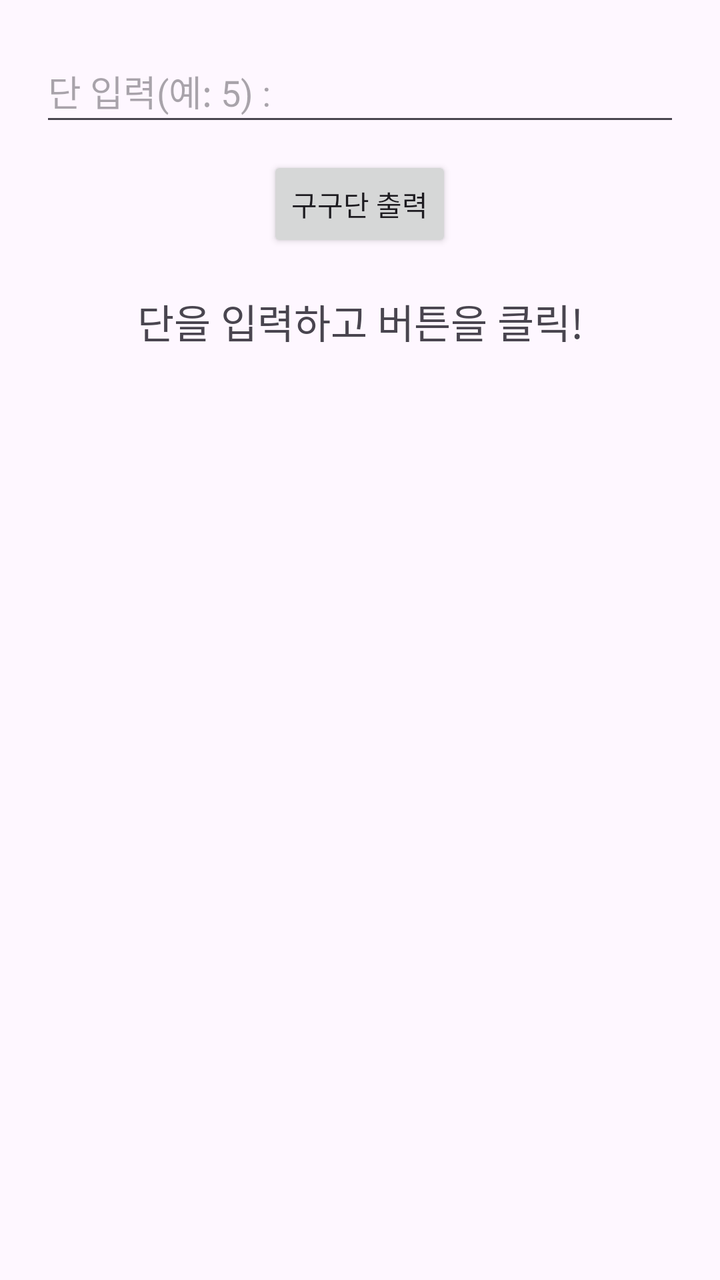
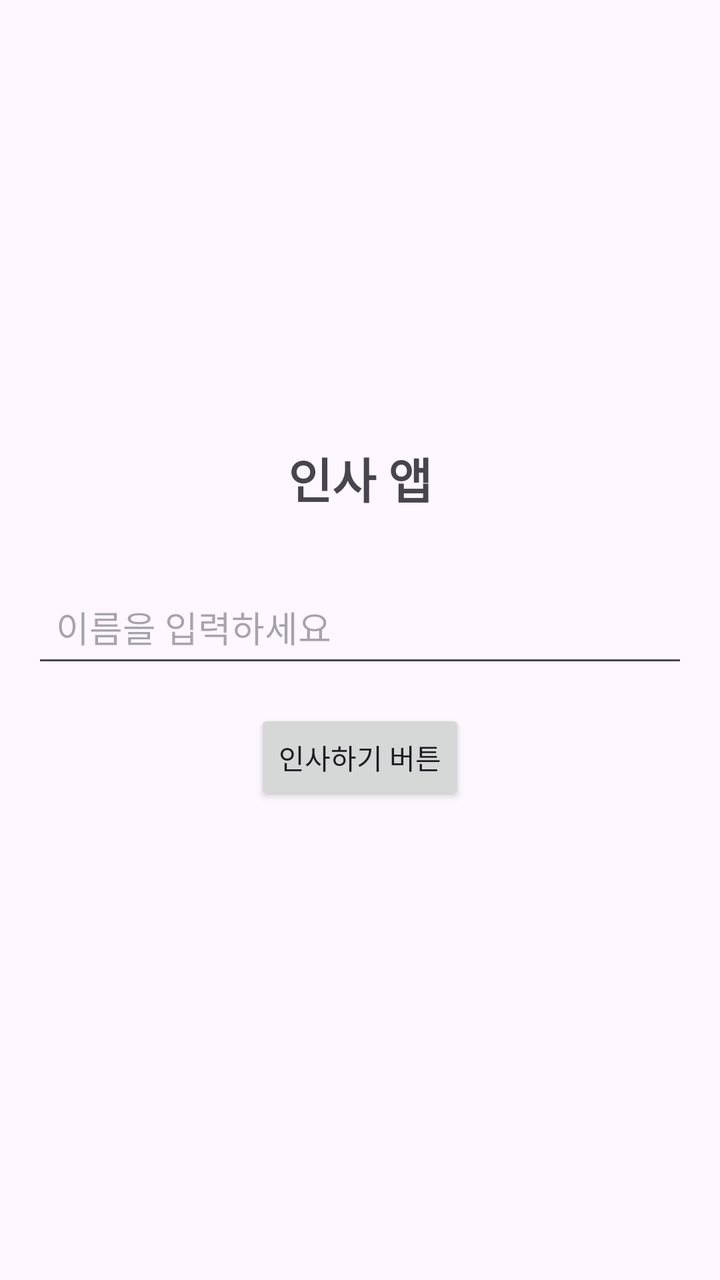

Compare the two renders of this Android layout. The source of the first and the diff that turns it into the second are given below.
<!-- AndroidManifest.xml: application theme Theme.AppWeek05 -->
<!-- res/layout/activity_main.xml -->
<?xml version="1.0" encoding="utf-8"?>
<LinearLayout xmlns:android="http://schemas.android.com/apk/res/android"
    android:orientation="vertical"
    android:layout_width="match_parent"
    android:layout_height="match_parent"
    android:padding="20dp"
    android:gravity="center_horizontal">

    <EditText
        android:id="@+id/etDan"
        android:layout_width="match_parent"
        android:layout_height="wrap_content"
        android:hint="단 입력(예: 5) : "
        android:inputType="number"
        android:minHeight="48dp" />

    <Button
        android:id="@+id/btnCalculate"
        android:layout_width="wrap_content"
        android:layout_height="wrap_content"
        android:layout_marginTop="10dp"
        android:text="구구단 출력" />

    <TextView
        android:id="@+id/tvResult"
        android:layout_width="match_parent"
        android:layout_height="wrap_content"
        android:text="단을 입력하고 버튼을 클릭!"
        android:gravity="center"
        android:textSize="20sp"
        android:layout_marginTop="20dp"
        android:lineSpacingMultiplier="1.2" />

</LinearLayout>
<!-- resources referenced by this layout -->
<resources>
  <style name="Theme.AppWeek05" parent="Base.Theme.AppWeek05" />
  <style name="Base.Theme.AppWeek05" parent="Theme.Material3.DayNight.NoActionBar">
          
          
      </style>
</resources>

<!-- the commit's change to res/layout/activity_main.xml (unified diff, before → after) -->
@@ -1,34 +1,42 @@
 <?xml version="1.0" encoding="utf-8"?>
 <LinearLayout xmlns:android="http://schemas.android.com/apk/res/android"
-    android:orientation="vertical"
     android:layout_width="match_parent"
     android:layout_height="match_parent"
-    android:padding="20dp"
-    android:gravity="center_horizontal">
+    android:orientation="vertical"
+    android:padding="16dp"
+    android:gravity="center">
+
+    <TextView
+        android:layout_width="wrap_content"
+        android:layout_height="wrap_content"
+        android:text="인사 앱"
+        android:textSize="24sp"
+        android:textStyle="bold"
+        android:layout_marginBottom="32dp"/>
 
     <EditText
-        android:id="@+id/etDan"
+        android:id="@+id/editTextName"
         android:layout_width="match_parent"
         android:layout_height="wrap_content"
-        android:hint="단 입력(예: 5) : "
-        android:inputType="number"
-        android:minHeight="48dp" />
+        android:hint="이름을 입력하세요"
+        android:layout_marginBottom="16dp"
+        android:padding="12dp"
+        android:minHeight="48dp"/>
 
     <Button
-        android:id="@+id/btnCalculate"
+        android:id="@+id/buttonGreet"
         android:layout_width="wrap_content"
         android:layout_height="wrap_content"
-        android:layout_marginTop="10dp"
-        android:text="구구단 출력" />
+        android:text="인사하기 버튼"
+        android:layout_marginBottom="16dp"/>
+
 
     <TextView
-        android:id="@+id/tvResult"
-        android:layout_width="match_parent"
+        android:id="@+id/textViewGreeting"
+        android:layout_width="wrap_content"
         android:layout_height="wrap_content"
-        android:text="단을 입력하고 버튼을 클릭!"
-        android:gravity="center"
-        android:textSize="20sp"
-        android:layout_marginTop="20dp"
-        android:lineSpacingMultiplier="1.2" />
+        android:textSize="18sp"
+        android:textStyle="bold"
+        android:visibility="gone"/>
 
 </LinearLayout>
